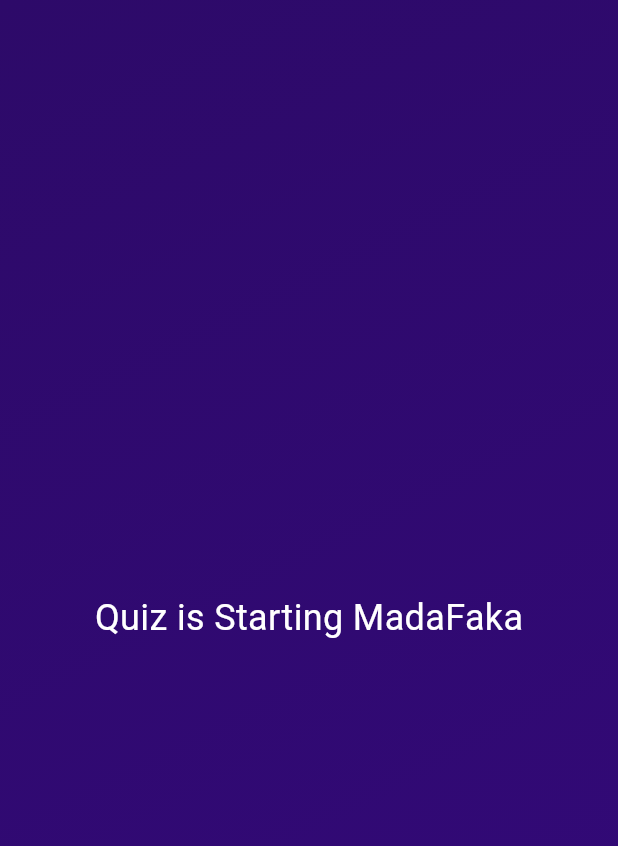
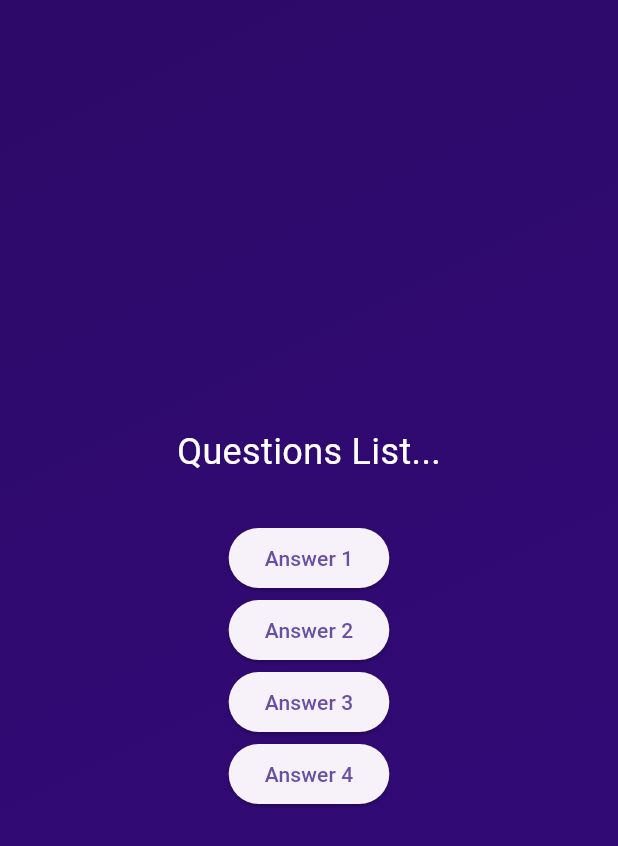
Before and after one commit to emted16/quiz_app, a Flutter app: the screen it shows after launch, after a tap on "Start Quiz", on a phone screen of 412 x 824 dp. Shown: the top 846 px of the screen. Run offline on Flutter 3.47's test engine with Material 3 defaults, Android fonts, the phone set to English and light mode, and no system bars.

Commit message:
Proceed to questions & answers

```diff
--- /dev/null
+++ b/lib/models/quiz_question.dart
@@ -0,0 +1,6 @@
+class QuizQuestion {
+  const QuizQuestion(this.text, this.answers);
+
+  final String text;
+  final List<String> answers;
+}
--- a/lib/questions_screen.dart
+++ b/lib/questions_screen.dart
@@ -12,12 +12,31 @@ class QuestionsScreen extends StatefulWidget {
 class _QuestionsScreenState extends State<QuestionsScreen> {
   @override
   Widget build(context) {
-    return const Center(
+    return Center(
       child: Column(mainAxisAlignment: MainAxisAlignment.center, children: [
-        Text(
-          'Quiz is Starting MadaFaka',
+        const Text(
+          'Questions List...',
           style: TextStyle(color: Colors.white, fontSize: 24),
-        )
+        ),
+        const SizedBox(
+          height: 30,
+        ),
+        ElevatedButton(
+          onPressed: () {},
+          child: const Text('Answer 1'),
+        ),
+        ElevatedButton(
+          onPressed: () {},
+          child: const Text('Answer 2'),
+        ),
+        ElevatedButton(
+          onPressed: () {},
+          child: const Text('Answer 3'),
+        ),
+        ElevatedButton(
+          onPressed: () {},
+          child: const Text('Answer 4'),
+        ),
       ]),
     );
   }
--- a/lib/quiz.dart
+++ b/lib/quiz.dart
@@ -1,6 +1,6 @@
-import 'package:flutter/material.dart' ;
+import 'package:flutter/material.dart';
 import 'package:quiz_app/questions_screen.dart';
-import 'package:quiz_app/start_screen.dart' ;
+import 'package:quiz_app/start_screen.dart';
 
 class Quiz extends StatefulWidget {
   const Quiz({super.key});
@@ -12,29 +12,28 @@ const Quiz({super.key});
 }
 
 class _QuizState extends State<Quiz> {
-    Widget? activeScreen ;
+  var activeScreen = 'start_screen';
 
-    @override
-  void initState() {
-    activeScreen = StartScreen(switchScreen);
-    super.initState();
-  }
-
-    void switchScreen () {
+  void switchScreen() {
     setState(() {
-        activeScreen = const QuestionsScreen();
+      activeScreen = 'questions_screen';
     });
   }
 
-
   @override
   Widget build(context) {
+    Widget screenWidget = StartScreen(switchScreen);
+
+    if (activeScreen == 'questions_screen') {
+      screenWidget = const QuestionsScreen();
+    }
+
     return MaterialApp(
       home: Scaffold(
         body: Container(
           decoration: const BoxDecoration(
             gradient: LinearGradient(
-              colors:[
+              colors: [
                 Color.fromARGB(255, 45, 10, 105),
                 Color.fromARGB(255, 51, 9, 122),
               ],
@@ -42,7 +41,7 @@ const Quiz({super.key});
               end: Alignment.bottomRight,
             ),
           ),
-          child: activeScreen,
+          child: screenWidget,
         ),
       ),
     );
```
Also changed, not shown: lib/data/questions.dart (added, +55 -0 lines), 4 other files. Lines whose indentation alone changed are shown as unchanged.
